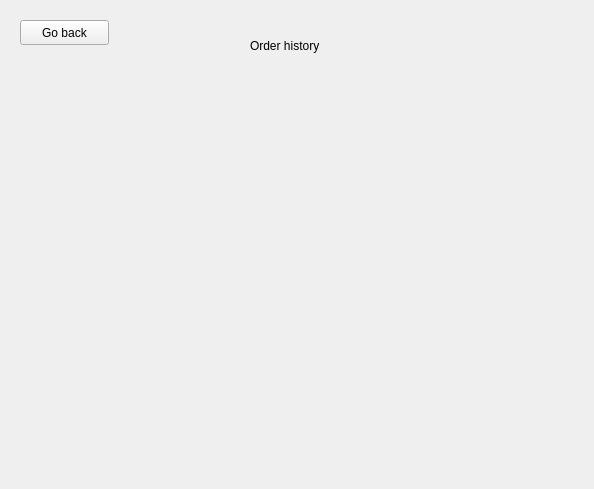
First picture: the form in sdi_app/gui/menu_company.ui, repository FratiaXd/SDI, before the edit.
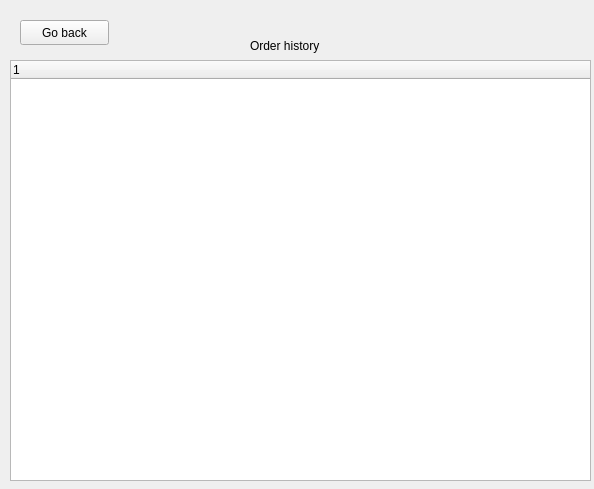
Second picture: the form after the edit. The open tabs and pages were chosen to show the change.

Patch:
```diff
--- a/sdi_app/gui/menu_company.ui
+++ b/sdi_app/gui/menu_company.ui
@@ -216,6 +216,21 @@
       <string>Go back</string>
      </property>
     </widget>
+    <widget class="QTreeWidget" name="treeWidget">
+     <property name="geometry">
+      <rect>
+       <x>10</x>
+       <y>60</y>
+       <width>581</width>
+       <height>421</height>
+      </rect>
+     </property>
+     <column>
+      <property name="text">
+       <string notr="true">1</string>
+      </property>
+     </column>
+    </widget>
    </widget>
   </widget>
  </widget>
```
